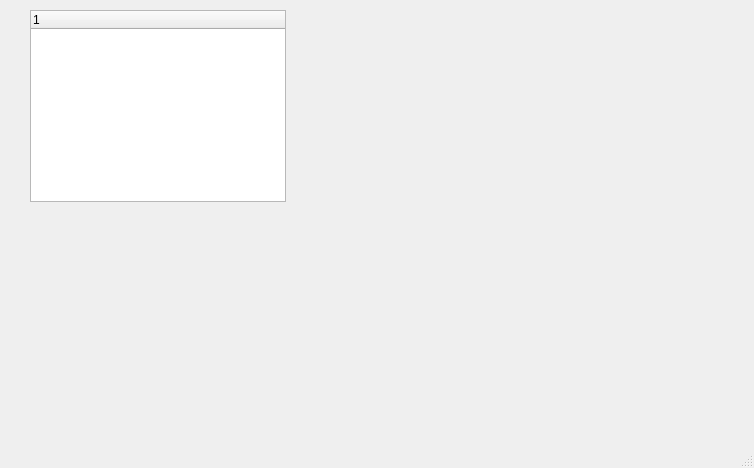
Old version of the form Template_MainWindow.ui in the repository max-mud/DPL_AMModeller.
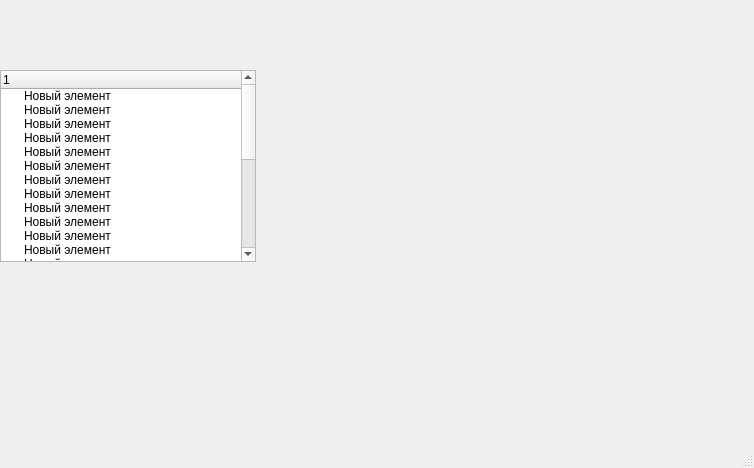
New version of the form. Icons and pictures are not drawn.

Patch:
```diff
--- a/Template_MainWindow.ui
+++ b/Template_MainWindow.ui
@@ -17,17 +17,153 @@
    <widget class="QTreeWidget" name="treeWidget">
     <property name="geometry">
      <rect>
-      <x>30</x>
-      <y>10</y>
+      <x>0</x>
+      <y>70</y>
       <width>256</width>
       <height>192</height>
      </rect>
     </property>
+    <property name="verticalScrollBarPolicy">
+     <enum>Qt::ScrollBarAsNeeded</enum>
+    </property>
+    <property name="autoScroll">
+     <bool>true</bool>
+    </property>
     <column>
      <property name="text">
       <string notr="true">1</string>
      </property>
     </column>
+    <item>
+     <property name="text">
+      <string>Новый элемент</string>
+     </property>
+    </item>
+    <item>
+     <property name="text">
+      <string>Новый элемент</string>
+     </property>
+    </item>
+    <item>
+     <property name="text">
+      <string>Новый элемент</string>
+     </property>
+    </item>
+    <item>
+     <property name="text">
+      <string>Новый элемент</string>
+     </property>
+    </item>
+    <item>
+     <property name="text">
+      <string>Новый элемент</string>
+     </property>
+    </item>
+    <item>
+     <property name="text">
+      <string>Новый элемент</string>
+     </property>
+    </item>
+    <item>
+     <property name="text">
+      <string>Новый элемент</string>
+     </property>
+    </item>
+    <item>
+     <property name="text">
+      <string>Новый элемент</string>
+     </property>
+    </item>
+    <item>
+     <property name="text">
+      <string>Новый элемент</string>
+     </property>
+    </item>
+    <item>
+     <property name="text">
+      <string>Новый элемент</string>
+     </property>
+    </item>
+    <item>
+     <property name="text">
+      <string>Новый элемент</string>
+     </property>
+    </item>
+    <item>
+     <property name="text">
+      <string>Новый элемент</string>
+     </property>
+    </item>
+    <item>
+     <property name="text">
+      <string>Новый элемент</string>
+     </property>
+    </item>
+    <item>
+     <property name="text">
+      <string>Новый элемент</string>
+     </property>
+    </item>
+    <item>
+     <property name="text">
+      <string>Новый элемент</string>
+     </property>
+    </item>
+    <item>
+     <property name="text">
+      <string>Новый элемент</string>
+     </property>
+    </item>
+    <item>
+     <property name="text">
+      <string>Новый элемент</string>
+     </property>
+    </item>
+    <item>
+     <property name="text">
+      <string>Новый элемент</string>
+     </property>
+    </item>
+    <item>
+     <property name="text">
+      <string>Новый элемент</string>
+     </property>
+    </item>
+    <item>
+     <property name="text">
+      <string>Новый элемент</string>
+     </property>
+    </item>
+    <item>
+     <property name="text">
+      <string>Новый элемент</string>
+     </property>
+    </item>
+    <item>
+     <property name="text">
+      <string>Новый элемент</string>
+     </property>
+    </item>
+    <item>
+     <property name="text">
+      <string>Новый элемент</string>
+     </property>
+    </item>
+    <item>
+     <property name="text">
+      <string>Новый элемент</string>
+     </property>
+    </item>
+    <item>
+     <property name="text">
+      <string>Новый элемент</string>
+     </property>
+    </item>
+    <item>
+     <property name="text">
+      <string>Новый элемент</string>
+     </property>
+    </item>
    </widget>
   </widget>
   <widget class="QMenuBar" name="menubar">
```
Left out of the diff: 26 changed lines with no effect on the pictures.
